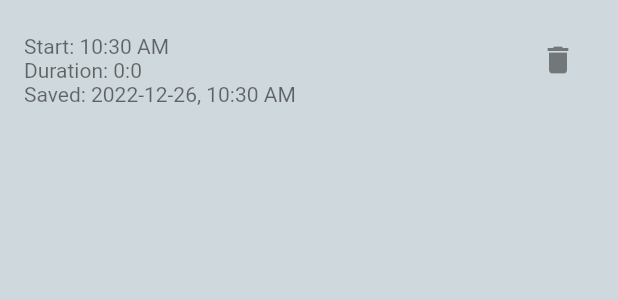
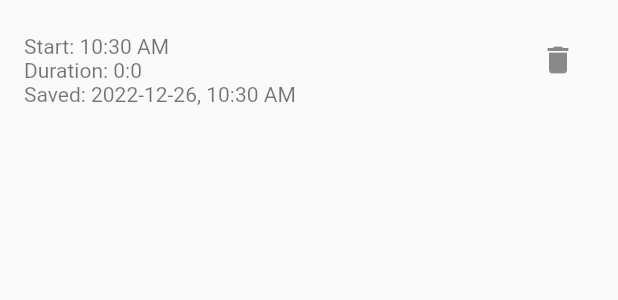
Before and after one commit to metelitsa-dmitry/inTimeApp, a Flutter app: the TimeSetItem widget shown alone on an empty page, opened directly with empty values, on a phone screen of 412 x 824 dp. Shown: the top 300 px of the screen. Run offline on Flutter 3.47's test engine with Material 2 defaults, Android fonts, the light colour scheme and no system bars; our stand-ins replace bloc, equatable, flutter_bloc, flutter_speed_dial, freezed_annotation, get_it and 2 more; accounts and stored records are empty.

Commit message:
added color selection in Drawer

```diff
--- a/lib/main.dart
+++ b/lib/main.dart
@@ -6,7 +6,7 @@ import 'package:in_time/time_set_feature/data/models/item_of_set_dto.dart';
 import 'package:in_time/time_set_feature/data/models/time_set_dto.dart';
 import 'package:in_time/time_set_feature/presentation/screens/timeset_screen/bloc_list_time_sets/bloc_list_time_sets_bloc.dart';
 import 'package:in_time/time_set_feature/presentation/screens/timeset_screen/bloc_time_set/bloc_time_set_bloc.dart';
-import 'package:in_time/time_set_feature/presentation/screens/timeset_screen/cubit_fab_visibility/bloc_fab_visibility_bloc.dart';
+import 'package:in_time/time_set_feature/presentation/screens/timeset_screen/bloc_fab_visibility/bloc_fab_visibility_bloc.dart';
 import 'package:in_time/time_set_feature/presentation/screens/timeset_screen/time_set_screen.dart';
 import 'package:in_time/di/di.dart' as di;
 
--- a/lib/time_set_feature/data/data_sources/session_local_repository.dart
+++ b/lib/time_set_feature/data/data_sources/session_local_repository.dart
@@ -1,26 +1,26 @@
-// import 'package:in_time/core/error/exceptions.dart';
-// import 'package:in_time/time_set_feature/domain/repositories/session_repository.dart';
-// import 'package:shared_preferences/shared_preferences.dart';
-//
-// class SessionSessionRepositoryImpl implements SessionRepository {
-//   final SharedPreferences sharedPreferences;
-//
-//   SessionSessionRepositoryImpl({required this.sharedPreferences});
-//
-//   @override
-//   Future<String?> getLastSession() {
-//     try {
-//       final lastSession = sharedPreferences.getString('last_opened');
-//         return Future.value(lastSession);
-//     } catch (err) {
-//       throw NoRecordsException();
-//     }
-//   }
-//
-//   @override
-//   Future<bool> saveSession(String nameSession) {
-//     final savedLastSession =
-//         sharedPreferences.setString('last_opened', nameSession);
-//     return Future.value(savedLastSession);
-//   }
-// }
+import 'package:in_time/core/error/exceptions.dart';
+import 'package:in_time/time_set_feature/domain/repositories/session_repository.dart';
+import 'package:shared_preferences/shared_preferences.dart';
+
+class SessionSessionRepositoryImpl implements SessionRepository {
+  final SharedPreferences sharedPreferences;
+
+  SessionSessionRepositoryImpl({required this.sharedPreferences});
+
+  @override
+  Future<String?> getLastSession() {
+    try {
+      final lastSession = sharedPreferences.getString('last_opened');
+        return Future.value(lastSession);
+    } catch (err) {
+      throw NoRecordsException();
+    }
+  }
+
+  @override
+  Future<bool> saveSession(String nameSession) {
+    final savedLastSession =
+        sharedPreferences.setString('last_opened', nameSession);
+    return Future.value(savedLastSession);
+  }
+}
--- /dev/null
+++ b/lib/time_set_feature/domain/usecases/get_last_session_use_case.dart
@@ -0,0 +1,12 @@
+import '../repositories/session_repository.dart';
+
+class GetLastSessionUseCase{
+  final SessionRepository _sessionRepository;
+
+  GetLastSessionUseCase(this._sessionRepository);
+
+  Future<String?> call() async{
+    final lastSession = await _sessionRepository.getLastSession();
+    return  lastSession;
+  }
+}
--- a/lib/time_set_feature/domain/usecases/get_time_set_use_case.dart
+++ b/lib/time_set_feature/domain/usecases/get_time_set_use_case.dart
@@ -1,24 +1,28 @@
 
-import 'package:equatable/equatable.dart';
+
 import 'package:in_time/time_set_feature/domain/repositories/time_set_repository.dart';
 import '../entities/time_set_entity.dart';
+import '../repositories/session_repository.dart';
 
 class GetTimeSetUseCase{
   final TimeSetRepository _timeSetRepository;
-  GetTimeSetUseCase(this._timeSetRepository);
+  final SessionRepository _sessionRepository;
+
+  GetTimeSetUseCase(this._timeSetRepository, this._sessionRepository);
 
   Future<TimeSetEntity> call(String id) async {
       final timeSetDto = await _timeSetRepository.getTimeSet(id);
       final timeSet = timeSetDto.toDomain();
+      _sessionRepository.saveSession(id);
       return timeSet;
   }
   }
 
 
-class IdTimeSetParam extends Equatable {
-  final String id;
-  const IdTimeSetParam({required this.id});
-
-  @override
-  List<Object?> get props => [id];
-}
+// class IdTimeSetParam extends Equatable {
+//   final String id;
+//   const IdTimeSetParam({required this.id});
+//
+//   @override
+//   List<Object?> get props => [id];
+// }
--- a/lib/time_set_feature/presentation/screens/timeset_screen/bloc_time_set/bloc_time_set_bloc.dart
+++ b/lib/time_set_feature/presentation/screens/timeset_screen/bloc_time_set/bloc_time_set_bloc.dart
@@ -3,6 +3,7 @@ import 'package:freezed_annotation/freezed_annotation.dart';
 import 'package:in_time/core/time_calculator.dart';
 import 'package:in_time/time_set_feature/domain/entities/item_of_set_entity.dart';
 import 'package:in_time/time_set_feature/domain/usecases/add_time_set_use_case.dart';
+import 'package:in_time/time_set_feature/domain/usecases/get_last_session_use_case.dart';
 
 import '../../../../domain/entities/time_set_entity.dart';
 import '../../../../domain/usecases/get_all_time_sets.dart';
@@ -18,6 +19,9 @@ class TimeSetBloc extends Bloc<TimeSetEvent, TimeSetState> {
   final GetTimeSetUseCase _getTimeSetUseCase;
   final AddTimeSetUseCase _addTimeSetUseCase;
   final RecalculateItemOfSet _recalculateItemOfSet;
+  final GetLastSessionUseCase _getLastSessionUseCase;
+
+  String? lastSession;
   final _timeCalculator = TimeCalculator();
 
   var _currentTimeSet = TimeSetEntity(
@@ -27,6 +31,8 @@ class TimeSetBloc extends Bloc<TimeSetEvent, TimeSetState> {
       durationMinutesTimeSet: 0,
       finishTimeSet: DateTime.now().add(const Duration(hours: 1)),
       dateTimeSaved: DateTime.now());
+  String get currentTimeSetTitle => _currentTimeSet.title;
+
   var listItem = <ItemOfSetEntity>[];
   var averageDuration = DateTime(0, 0, 0, 1, 0);
 
@@ -34,7 +40,7 @@ class TimeSetBloc extends Bloc<TimeSetEvent, TimeSetState> {
       this._getAllTimeSets,
       this._getTimeSetUseCase,
       this._addTimeSetUseCase,
-      this._recalculateItemOfSet)
+      this._recalculateItemOfSet, this._getLastSessionUseCase)
       : super(const TimeSetState.initial()) {
 
     on<TimeSetInitialEvent>((event, emit) async {
@@ -42,8 +48,10 @@ class TimeSetBloc extends Bloc<TimeSetEvent, TimeSetState> {
       final list = _getAllTimeSets();
       if (list.isEmpty) {
         _addTimeSetUseCase(_currentTimeSet.title, _currentTimeSet);
+        lastSession = _currentTimeSet.title;
       }
-      _currentTimeSet = await _getTimeSetUseCase(_currentTimeSet.title);
+      lastSession = await _getLastSessionUseCase();
+      _currentTimeSet = await _getTimeSetUseCase(lastSession ?? _currentTimeSet.title);
 
       emit(TimeSetState.loadedTimeSet(timeSet: _currentTimeSet));
     });
@@ -51,6 +59,7 @@ class TimeSetBloc extends Bloc<TimeSetEvent, TimeSetState> {
     on<GetTimeSetEvent>((event, emit) async {
       emit(const TimeSetState.loading());
       _currentTimeSet = await _getTimeSetUseCase(event.id);
+      lastSession = _currentTimeSet.title;
       emit(TimeSetState.loadedTimeSet(timeSet: _currentTimeSet));
     });
 
--- a/lib/time_set_feature/presentation/screens/timeset_screen/time_set_screen.dart
+++ b/lib/time_set_feature/presentation/screens/timeset_screen/time_set_screen.dart
@@ -1,6 +1,6 @@
 import 'package:flutter/material.dart';
 import 'package:flutter_bloc/flutter_bloc.dart';
-import 'package:in_time/time_set_feature/presentation/screens/timeset_screen/cubit_fab_visibility/bloc_fab_visibility_bloc.dart';
+import 'package:in_time/time_set_feature/presentation/screens/timeset_screen/bloc_fab_visibility/bloc_fab_visibility_bloc.dart';
 import '../dialogs_screen/save_set_dialog.dart';
 import 'bloc_time_set/bloc_time_set_bloc.dart';
 import 'widgets/drawer_time_set_widget.dart';
--- a/lib/time_set_feature/presentation/screens/timeset_screen/widgets/drawer_time_set_widget.dart
+++ b/lib/time_set_feature/presentation/screens/timeset_screen/widgets/drawer_time_set_widget.dart
@@ -60,9 +60,10 @@ class TimeSetItem extends StatelessWidget {
   Widget build(BuildContext context) {
     final blocTimeSet = context.read<TimeSetBloc>();
     final blocListTimeSets = context.read<ListTimeSetsBloc>();
+    final lastSession = context.read<TimeSetBloc>().lastSession;
 
     return Container(
-      color: Colors.blueGrey[100],
+      color: (timeSet.title == lastSession) ? Colors.blueGrey[100]: null,
       child: ListTile(
         title: Text(timeSet.title),
         subtitle: Column(
--- a/lib/time_set_feature/presentation/screens/timeset_screen/widgets/list_of_items.dart
+++ b/lib/time_set_feature/presentation/screens/timeset_screen/widgets/list_of_items.dart
@@ -5,7 +5,7 @@ import 'package:in_time/time_set_feature/domain/entities/item_of_set_entity.dart
 import 'package:in_time/time_set_feature/domain/entities/time_set_entity.dart';
 import 'package:in_time/time_set_feature/presentation/screens/new_item_screen/new_item_screen.dart';
 import 'package:in_time/time_set_feature/presentation/screens/timeset_screen/bloc_time_set/bloc_time_set_bloc.dart';
-import 'package:in_time/time_set_feature/presentation/screens/timeset_screen/cubit_fab_visibility/bloc_fab_visibility_bloc.dart';
+import 'package:in_time/time_set_feature/presentation/screens/timeset_screen/bloc_fab_visibility/bloc_fab_visibility_bloc.dart';
 import 'item_widget.dart';
 import 'time_setup_panel.dart';
 
```
Also changed, not shown: lib/di/di.dart (+12 -6 lines), lib/time_set_feature/presentation/screens/timeset_screen/bloc_fab_visibility/bloc_fab_visibility_bloc.dart (renamed from lib/time_set_feature/presentation/screens/timeset_screen/cubit_fab_visibility/bloc_fab_visibility_bloc.dart), lib/time_set_feature/presentation/screens/timeset_screen/bloc_fab_visibility/bloc_fab_visibility_event.dart (renamed from lib/time_set_feature/presentation/screens/timeset_screen/cubit_fab_visibility/bloc_fab_visibility_event.dart).
